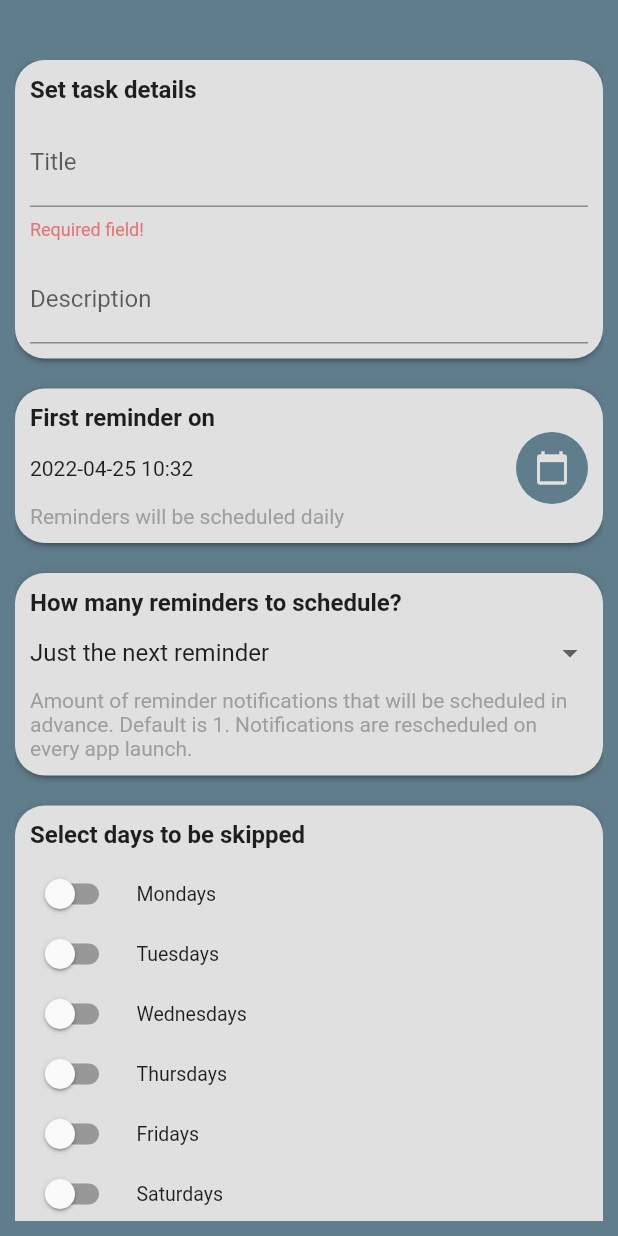
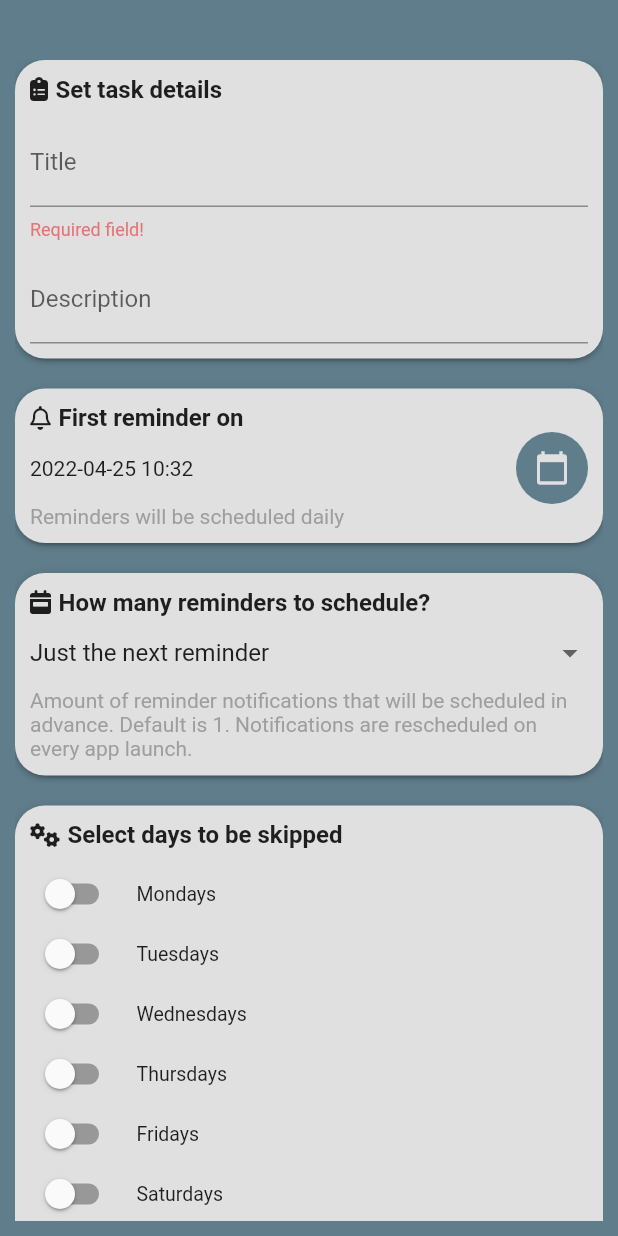
Before and after one commit to xeladu/task_reminder, a Flutter app: the screen it shows after launch, after a tap on an icon or button, on a phone screen of 412 x 824 dp. Run offline on Flutter 3.47's test engine with Material 2 defaults, Android fonts, the phone set to English and light mode, and no system bars; our stand-ins replace adaptive_dialog, equatable, flutter_local_notifications, flutter_native_timezone, flutter_riverpod, font_awesome_flutter and 6 more; accounts and stored records are empty.

Commit message:
More icons

```diff
--- a/lib/views/task_edit_view/task_edit_view.dart
+++ b/lib/views/task_edit_view/task_edit_view.dart
@@ -1,3 +1,4 @@
+import 'package:font_awesome_flutter/font_awesome_flutter.dart';
 import 'package:task_reminder/style/app_colors.dart';
 import 'package:task_reminder/style/text_styles.dart';
 import 'package:task_reminder/views/task_edit_view/task_edit_view_model.dart';
@@ -81,7 +82,11 @@ class _State extends State<TaskEditView> {
   Widget _buildTaskDetailWidget() {
     return WrapperWidget(
         child: Column(crossAxisAlignment: CrossAxisAlignment.start, children: [
-      Text("Set task details", style: TextStyles.heading),
+      Row(crossAxisAlignment: CrossAxisAlignment.center, children: [
+        const FaIcon(FontAwesomeIcons.clipboardList, size: 16),
+        Container(width: 5),
+        Text("Set task details", style: TextStyles.heading)
+      ]),
       Container(height: 10),
       TextField(
         controller: _titleController,
@@ -107,7 +112,11 @@ class _State extends State<TaskEditView> {
   Widget _buildTaskReminderWidget() {
     return WrapperWidget(
         child: Column(crossAxisAlignment: CrossAxisAlignment.start, children: [
-      Text("First reminder on", style: TextStyles.heading),
+      Row(crossAxisAlignment: CrossAxisAlignment.center, children: [
+        const FaIcon(FontAwesomeIcons.bell, size: 16),
+        Container(width: 5),
+        Text("First reminder on", style: TextStyles.heading)
+      ]),
       Row(children: [
         Expanded(
             child: Text(DateFormat("yyyy-MM-dd HH:mm")
@@ -132,7 +141,11 @@ class _State extends State<TaskEditView> {
   Widget _buildTaskReminderNotificationSelectorWidget() {
     return WrapperWidget(
         child: Column(crossAxisAlignment: CrossAxisAlignment.start, children: [
-      Text("How many reminders to schedule?", style: TextStyles.heading),
+      Row(crossAxisAlignment: CrossAxisAlignment.center, children: [
+        const FaIcon(FontAwesomeIcons.calendarWeek, size: 16),
+        Container(width: 5),
+        Text("How many reminders to schedule?", style: TextStyles.heading)
+      ]),
       DropdownButtonHideUnderline(
           child: DropdownButton<int>(
               isExpanded: true,
@@ -168,7 +181,11 @@ class _State extends State<TaskEditView> {
   Widget _buildTaskSkipOptionsWidget() {
     return WrapperWidget(
         child: Column(crossAxisAlignment: CrossAxisAlignment.start, children: [
-      Text("Select days to be skipped", style: TextStyles.heading),
+      Row(crossAxisAlignment: CrossAxisAlignment.center, children: [
+        const FaIcon(FontAwesomeIcons.gears, size: 16),
+        Container(width: 5),
+        Text("Select days to be skipped", style: TextStyles.heading)
+      ]),
       Container(height: 10),
       SwitchListTile(
           visualDensity: VisualDensity.compact,
```
